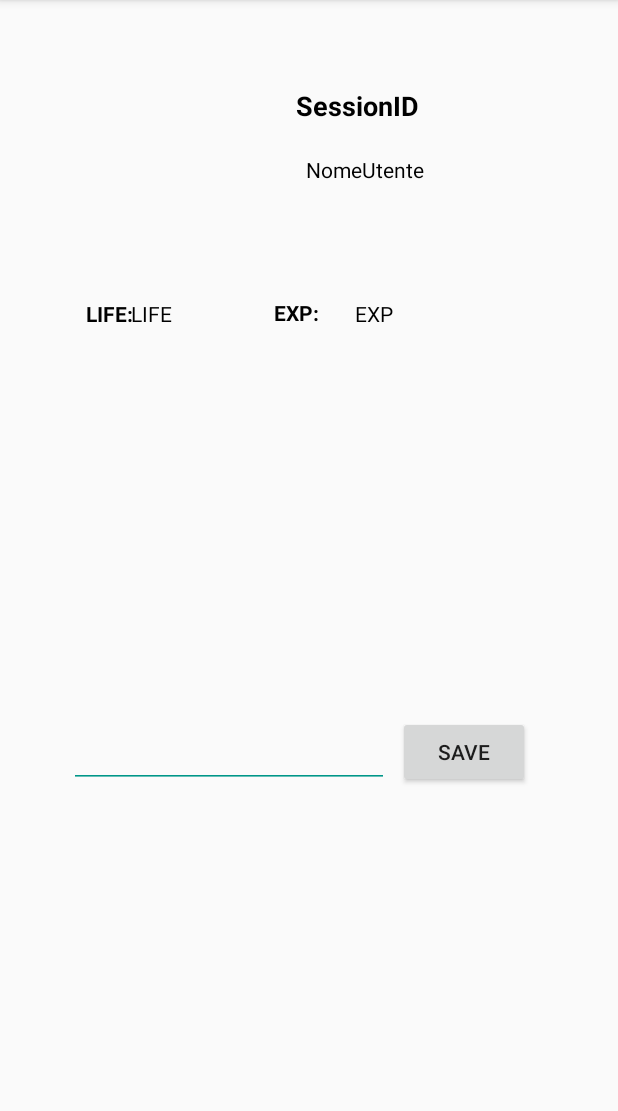
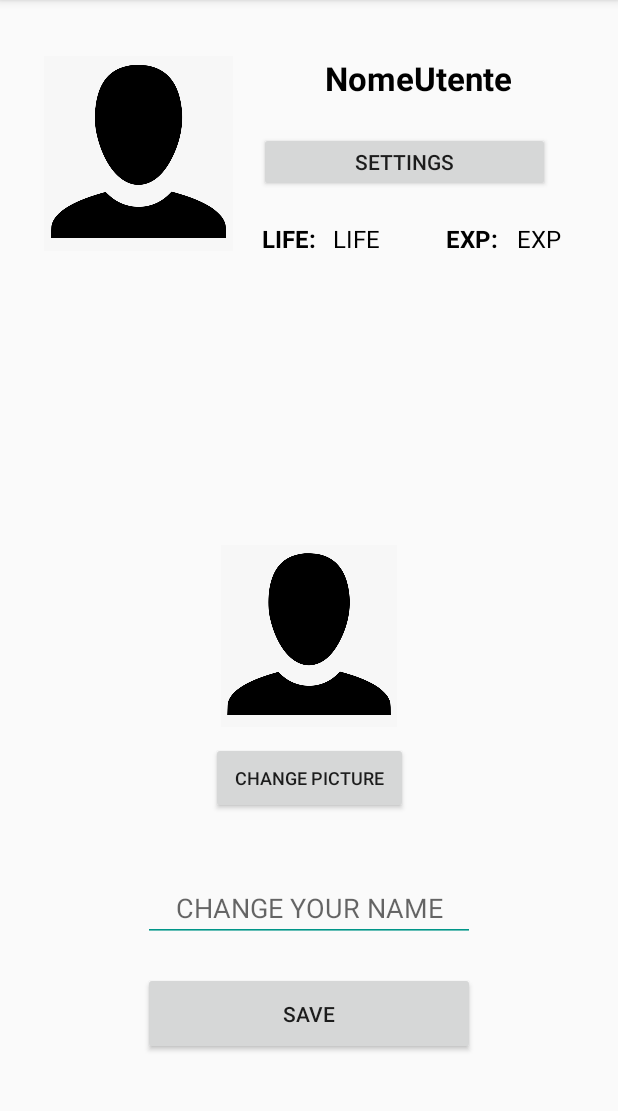
Before and after one commit to ste-corizzato/ProjectMobile, an Android app: the fragment fragment_profile placed in its activity, on a phone screen of 412 x 824 dp, the part 84-1195 px from its top. Run offline under Robolectric (Android 15) with nearby library versions, the phone set to English and light mode, and no system bars; our stand-ins replace Volley; network calls fail.

Commit message:
modificato il Layout e spostato il pulsante impostazioni

```diff
--- a/app/src/main/AndroidManifest.xml
+++ b/app/src/main/AndroidManifest.xml
@@ -4,6 +4,7 @@
 
     <uses-permission android:name="android.permission.ACCESS_FINE_LOCATION" />
     <uses-permission android:name="android.permission.INTERNET" />
+    <uses-permission android:name="android.permission.READ_EXTERNAL_STORAGE"/>
 
     <application
         android:allowBackup="true"
--- a/app/src/main/java/com/example/projectmobile/MainActivity.java
+++ b/app/src/main/java/com/example/projectmobile/MainActivity.java
@@ -49,11 +49,6 @@ public class MainActivity extends AppCompatActivity {
 
         myModel=Model.getInstance();
 
-
-
-
-
-
     }
 
     private void getPlayerRequest() {
@@ -102,8 +97,6 @@ public class MainActivity extends AppCompatActivity {
 
 
     }
-
-
 
 
 
@@ -230,7 +223,23 @@ public class MainActivity extends AppCompatActivity {
 
 
 
+    public void onClick(View view) {
+        switch(view.getId()) {
+            case R.id.btnMod:
 
+                fragment_profile newFragment = new fragment_profile();
+
+                FragmentTransaction ft1 = getSupportFragmentManager().beginTransaction();
+
+                ft1.replace(R.id.fragment_container, newFragment);
+                ft1.addToBackStack(null);
+
+                ft1.commit();
+                Log.d("MyMainActivity", "impostazioni funziona");
+
+                break;
+        }
+    }
 
 
     public Bitmap StringToBitMap (String encodedString) {
@@ -257,8 +266,8 @@ public class MainActivity extends AppCompatActivity {
             firstRegister();
         }else{
             Log.d("MainActivity","session id locale: "+myModel.getSessionID());
-            TextView idtext = findViewById(R.id.textID);
-            idtext.setText(myModel.getSessionID());
+            //TextView idtext = findViewById(R.id.textID); non mostriamo il SessionID
+            //idtext.setText(myModel.getSessionID());
 
             getProfile();
             getPlayerRequest();
--- a/app/src/main/java/com/example/projectmobile/home.java
+++ b/app/src/main/java/com/example/projectmobile/home.java
@@ -21,17 +21,17 @@ import android.widget.TextView;
 
 public class home extends Fragment implements View.OnClickListener {
 
-    ImageButton button_setting;
+    //ImageButton button_setting;
     Button play;
     Button classifica;
 
     @Override
     public View onCreateView(@NonNull LayoutInflater inflater, @Nullable ViewGroup container, @Nullable Bundle savedInstanceState) {
         View w= inflater.inflate(R.layout.fragment_home, container, false);
-        button_setting = w.findViewById(R.id.button_imp);
+        //button_setting = w.findViewById(R.id.button_imp);
 
-        button_setting=w.findViewById(R.id.button_imp);
-        button_setting.setOnClickListener(this);
+        //button_setting=w.findViewById(R.id.button_imp);
+        //button_setting.setOnClickListener(this);
 
         play = w.findViewById(R.id.button_map);
         play.setOnClickListener((this));
@@ -46,7 +46,7 @@ public class home extends Fragment implements View.OnClickListener {
     @Override
     public void onClick(View view) {
         switch(view.getId()){
-            case R.id.button_imp:
+            /*case R.id.button_imp:
 
                 fragment_profile newFragment = new fragment_profile();
 
@@ -60,6 +60,8 @@ public class home extends Fragment implements View.OnClickListener {
                 Log.d("MyMainActivity", "impostazioni funziona");
 
                 break;
+
+             */
             case R.id.button_leaderboards:
                 Intent intent =new Intent(getActivity(),Leaderboards.class);
                 startActivity(intent);
--- a/app/src/main/res/layout/activity_main.xml
+++ b/app/src/main/res/layout/activity_main.xml
@@ -8,107 +8,113 @@
 
     <FrameLayout
         android:id="@+id/fragment_container"
-        android:layout_width="393dp"
-        android:layout_height="785dp"
+        android:layout_width="0dp"
+        android:layout_height="550dp"
         android:visibility="visible"
         app:layout_constraintBottom_toBottomOf="parent"
         app:layout_constraintEnd_toEndOf="parent"
-        app:layout_constraintHorizontal_bias="0.0"
+        app:layout_constraintHorizontal_bias="1.0"
         app:layout_constraintStart_toStartOf="parent"
         app:layout_constraintTop_toTopOf="parent"
-        app:layout_constraintVertical_bias="0.0">
+        app:layout_constraintVertical_bias="1.0">
 
     </FrameLayout>
 
     <ImageView
         android:id="@+id/imageView"
-        android:layout_width="120dp"
-        android:layout_height="120dp"
-        android:layout_marginStart="47dp"
-        android:layout_marginTop="58dp"
-        android:layout_marginEnd="216dp"
+        android:layout_width="130dp"
+        android:layout_height="130dp"
+        android:layout_marginStart="27dp"
+        android:layout_marginTop="37dp"
+        android:layout_marginEnd="15dp"
         android:visibility="visible"
-        app:layout_constraintEnd_toEndOf="parent"
+        app:layout_constraintEnd_toStartOf="@+id/btnMod"
         app:layout_constraintStart_toStartOf="parent"
         app:layout_constraintTop_toTopOf="parent"
+        app:srcCompat="@drawable/avatar"
         tools:srcCompat="@drawable/avatar"
         tools:visibility="visible" />
 
+    <Button
+        android:id="@+id/btnMod"
+        style="@style/Widget.AppCompat.Button"
+        android:layout_width="194dp"
+        android:layout_height="40dp"
+        android:layout_marginStart="15dp"
+        android:layout_marginTop="15dp"
+        android:onClick="onClick"
+        android:text="SETTINGS"
+        android:textAlignment="center"
+        app:layout_constraintStart_toEndOf="@+id/imageView"
+        app:layout_constraintTop_toBottomOf="@+id/textName" />
+
     <TextView
-        android:id="@+id/textID"
-        android:layout_width="200dp"
-        android:layout_height="30dp"
+        android:id="@+id/textName"
+        android:layout_width="194dp"
+        android:layout_height="35dp"
         android:layout_marginStart="15dp"
-        android:layout_marginTop="58dp"
-        android:text="SessionID"
-        android:textAlignment="gravity"
+        android:layout_marginTop="37dp"
+        android:layout_marginEnd="27dp"
+        android:text="NomeUtente"
+        android:textAlignment="center"
         android:textColor="#000000"
-        android:textSize="18sp"
+        android:textSize="22sp"
         android:textStyle="bold"
+        app:layout_constraintEnd_toEndOf="parent"
         app:layout_constraintStart_toEndOf="@+id/imageView"
         app:layout_constraintTop_toTopOf="parent" />
 
     <TextView
-        android:id="@+id/textName"
-        android:layout_width="170dp"
-        android:layout_height="29dp"
-        android:layout_marginStart="15dp"
-        android:layout_marginTop="15dp"
-        android:layout_marginEnd="31dp"
-        android:text="NomeUtente"
-        android:textAlignment="gravity"
+        android:id="@+id/textLife"
+        android:layout_width="50dp"
+        android:layout_height="20dp"
+        android:layout_marginTop="20dp"
+        android:text="LIFE"
+        android:textAlignment="center"
         android:textColor="#000000"
-        android:textSize="14sp"
-        app:layout_constraintEnd_toEndOf="parent"
-        app:layout_constraintStart_toEndOf="@+id/imageView"
-        app:layout_constraintTop_toBottomOf="@+id/textID" />
-
-    <TextView
-        android:id="@+id/textLife"
-        android:layout_width="80dp"
-        android:layout_height="19dp"
-        android:layout_marginStart="87dp"
-        android:layout_marginTop="21dp"
-        android:text="LIFE"
-        android:textColor="#000000"
-        app:layout_constraintStart_toStartOf="parent"
-        app:layout_constraintTop_toBottomOf="@+id/imageView" />
+        android:textSize="16sp"
+        app:layout_constraintStart_toEndOf="@+id/textViewLife"
+        app:layout_constraintTop_toBottomOf="@+id/btnMod" />
 
     <TextView
         android:id="@+id/textExp"
-        android:layout_width="80dp"
-        android:layout_height="19dp"
-        android:layout_marginTop="21dp"
-        android:layout_marginEnd="81dp"
+        android:layout_width="50dp"
+        android:layout_height="20dp"
+        android:layout_marginTop="20dp"
+        android:layout_marginEnd="27dp"
         android:text="EXP"
+        android:textAlignment="center"
         android:textColor="#000000"
+        android:textSize="16sp"
         app:layout_constraintEnd_toEndOf="parent"
-        app:layout_constraintStart_toEndOf="@+id/textView2"
-        app:layout_constraintTop_toBottomOf="@+id/imageView" />
+        app:layout_constraintTop_toBottomOf="@+id/btnMod" />
 
     <TextView
         android:id="@+id/textViewLife"
         android:layout_width="40dp"
-        android:layout_height="wrap_content"
-        android:layout_marginStart="57dp"
-        android:layout_marginTop="21dp"
+        android:layout_height="20dp"
+        android:layout_marginStart="15dp"
+        android:layout_marginTop="20dp"
         android:text="LIFE:"
+        android:textAlignment="center"
         android:textColor="#000000"
+        android:textSize="16sp"
         android:textStyle="bold"
-        app:layout_constraintStart_toStartOf="parent"
-        app:layout_constraintTop_toBottomOf="@+id/imageView" />
+        app:layout_constraintStart_toEndOf="@+id/imageView"
+        app:layout_constraintTop_toBottomOf="@+id/btnMod" />
 
     <TextView
         android:id="@+id/textView2"
         android:layout_width="40dp"
-        android:layout_height="wrap_content"
-        android:layout_marginStart="15dp"
-        android:layout_marginTop="66dp"
+        android:layout_height="20dp"
+        android:layout_marginTop="20dp"
         android:text="EXP:"
+        android:textAlignment="center"
         android:textColor="#000000"
+        android:textSize="16sp"
         android:textStyle="bold"
-        app:layout_constraintStart_toEndOf="@+id/textLife"
-        app:layout_constraintTop_toBottomOf="@+id/textName" />
+        app:layout_constraintEnd_toStartOf="@+id/textExp"
+        app:layout_constraintTop_toBottomOf="@+id/btnMod" />
 
 
 </androidx.constraintlayout.widget.ConstraintLayout>
--- a/app/src/main/res/layout/fragment_fragment_profile.xml
+++ b/app/src/main/res/layout/fragment_fragment_profile.xml
@@ -9,25 +9,57 @@
 
     <EditText
         android:id="@+id/text_nome"
-        android:layout_width="wrap_content"
+        android:layout_width="221dp"
         android:layout_height="wrap_content"
-        android:layout_marginStart="40dp"
-        android:layout_marginTop="480dp"
+        android:layout_marginStart="86dp"
+        android:layout_marginTop="40dp"
+        android:layout_marginEnd="86dp"
         android:backgroundTint="#009688"
         android:ems="10"
+        android:hint="CHANGE YOUR NAME"
         android:inputType="textPersonName"
-        app:layout_constraintEnd_toStartOf="@+id/Modifica"
+        android:textAlignment="center"
+        app:layout_constraintEnd_toEndOf="parent"
+        app:layout_constraintStart_toStartOf="parent"
+        app:layout_constraintTop_toBottomOf="@+id/button_change_img" />
+
+    <Button
+        android:id="@+id/Modifica"
+        android:layout_width="221dp"
+        android:layout_height="55dp"
+        android:layout_marginStart="86dp"
+        android:layout_marginTop="20dp"
+        android:layout_marginEnd="86dp"
+        android:onClick="onClick"
+        android:text="SAVE"
+        app:layout_constraintEnd_toEndOf="parent"
+        app:layout_constraintStart_toStartOf="parent"
+        app:layout_constraintTop_toBottomOf="@+id/text_nome" />
+
+    <ImageView
+        android:id="@+id/imageViewPicture"
+        android:layout_width="121dp"
+        android:layout_height="121dp"
+        android:layout_marginStart="136dp"
+        android:layout_marginTop="145dp"
+        android:layout_marginEnd="136dp"
+        android:src="@drawable/avatar"
+        app:layout_constraintEnd_toEndOf="parent"
         app:layout_constraintStart_toStartOf="parent"
         app:layout_constraintTop_toTopOf="parent" />
 
     <Button
-        android:id="@+id/Modifica"
-        android:layout_width="wrap_content"
-        android:layout_height="wrap_content"
-        android:layout_marginEnd="40dp"
-        android:layout_marginBottom="260dp"
+        android:id="@+id/button_change_img"
+        android:layout_width="131dp"
+        android:layout_height="48dp"
+        android:layout_marginStart="131dp"
+        android:layout_marginTop="10dp"
+        android:layout_marginEnd="131dp"
         android:onClick="onClick"
-        android:text="SAVE"
-        app:layout_constraintBottom_toBottomOf="parent"
-        app:layout_constraintEnd_toEndOf="parent" />
+        android:text="Change picture"
+        android:textSize="12sp"
+        app:layout_constraintEnd_toEndOf="parent"
+        app:layout_constraintStart_toStartOf="parent"
+        app:layout_constraintTop_toBottomOf="@+id/imageViewPicture" />
+
 </androidx.constraintlayout.widget.ConstraintLayout>
--- a/app/src/main/res/layout/fragment_home.xml
+++ b/app/src/main/res/layout/fragment_home.xml
@@ -13,7 +13,6 @@
         android:layout_width="277dp"
         android:layout_height="98dp"
         android:layout_marginStart="58dp"
-        android:layout_marginTop="435dp"
         android:layout_marginEnd="58dp"
         android:layout_marginBottom="10dp"
         android:onClick="onClick"
@@ -21,34 +20,20 @@
         android:textSize="46sp"
         app:layout_constraintBottom_toTopOf="@+id/button_leaderboards"
         app:layout_constraintEnd_toEndOf="parent"
-        app:layout_constraintStart_toStartOf="parent"
-        app:layout_constraintTop_toTopOf="parent" />
+        app:layout_constraintStart_toStartOf="parent" />
 
     <Button
         android:id="@+id/button_leaderboards"
         style="@style/Widget.AppCompat.Button"
-        android:layout_width="182dp"
+        android:layout_width="237dp"
         android:layout_height="64dp"
-        android:layout_marginStart="61dp"
-        android:layout_marginEnd="6dp"
-        android:layout_marginBottom="178dp"
+        android:layout_marginStart="78dp"
+        android:layout_marginEnd="78dp"
+        android:layout_marginBottom="130dp"
         android:onClick="onClick"
         android:text="LEADERBOARDS"
         app:layout_constraintBottom_toBottomOf="parent"
-        app:layout_constraintEnd_toStartOf="@+id/button_imp"
+        app:layout_constraintEnd_toEndOf="parent"
         app:layout_constraintStart_toStartOf="parent" />
 
-    <ImageButton
-        android:id="@+id/button_imp"
-        android:layout_width="77dp"
-        android:layout_height="64dp"
-        android:layout_marginStart="6dp"
-        android:layout_marginEnd="67dp"
-        android:layout_marginBottom="178dp"
-        android:onClick="onClick"
-        app:layout_constraintBottom_toBottomOf="parent"
-        app:layout_constraintEnd_toEndOf="parent"
-        app:layout_constraintStart_toEndOf="@+id/button_leaderboards"
-        app:srcCompat="@drawable/impostazioni" />
-
 </androidx.constraintlayout.widget.ConstraintLayout>
--- a/app/src/main/res/layout/single_row.xml
+++ b/app/src/main/res/layout/single_row.xml
@@ -72,5 +72,6 @@
         app:layout_constraintEnd_toEndOf="parent"
         app:layout_constraintStart_toStartOf="parent"
         app:layout_constraintTop_toTopOf="parent"
-        app:srcCompat="@drawable/avatar" />
+        app:srcCompat="@drawable/avatar"
+        tools:srcCompat="@drawable/avatar" />
 </androidx.constraintlayout.widget.ConstraintLayout>
```
